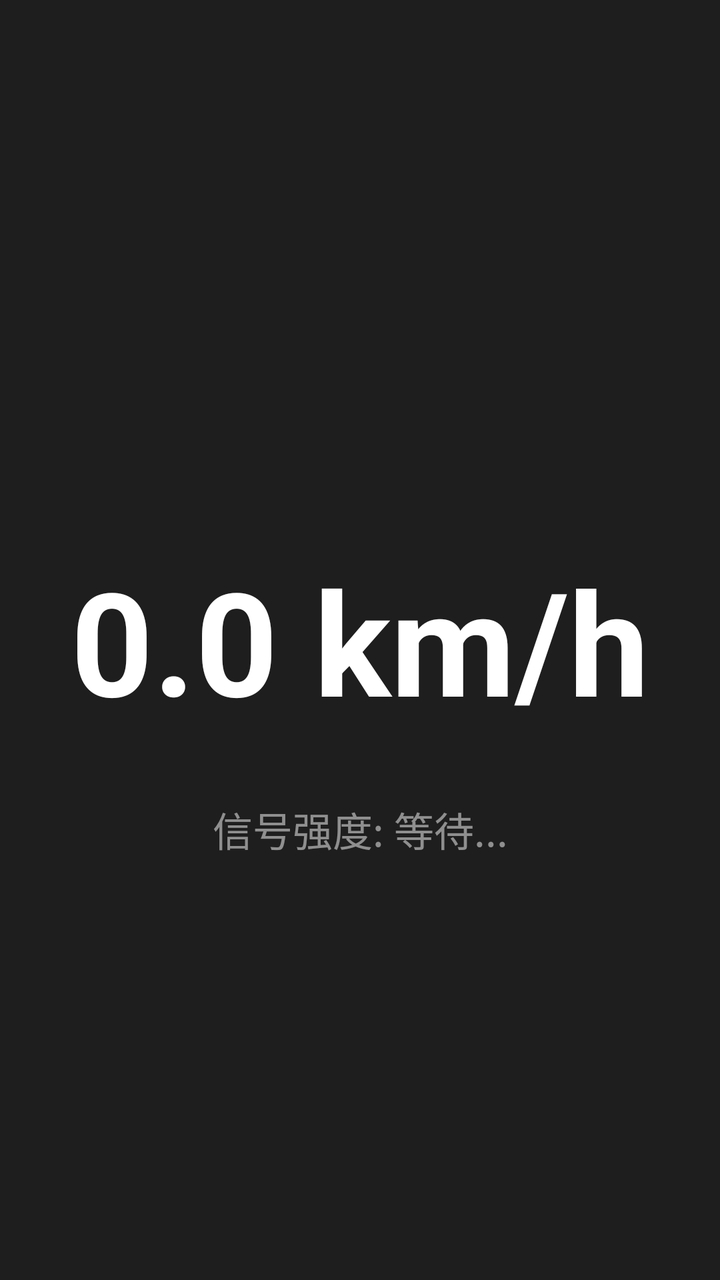
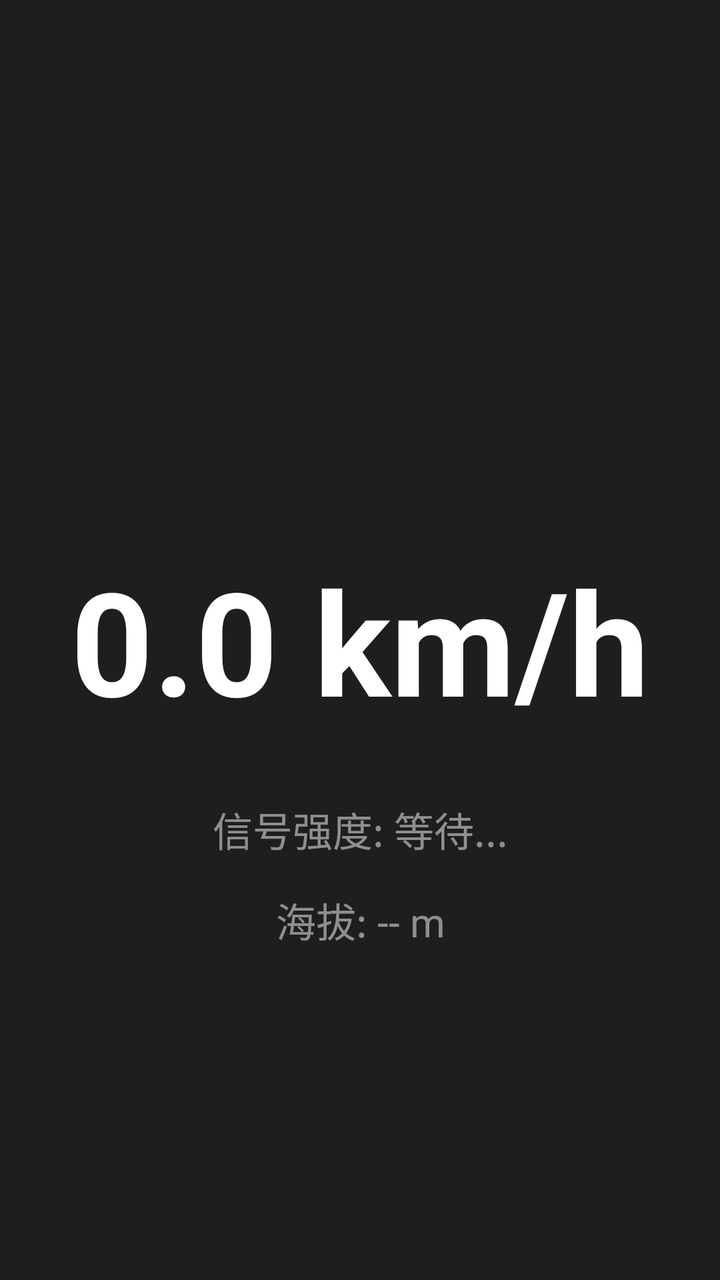

Before-and-after screenshots of an Android layout around one commit, followed by the original layout XML and the change that was made.
<!-- AndroidManifest.xml: application theme Theme.AppCompat.Light.DarkActionBar -->
<!-- res/layout/activity_main.xml -->
<?xml version="1.0" encoding="utf-8"?>

<androidx.constraintlayout.widget.ConstraintLayout
    xmlns:android="http://schemas.android.com/apk/res/android"
    xmlns:app="http://schemas.android.com/apk/res-auto"
    android:layout_width="match_parent"
    android:layout_height="match_parent"
    android:background="#1E1E1E"
    android:padding="24dp">

    <TextView
        android:id="@+id/tvSpeed"
        android:layout_width="wrap_content"
        android:layout_height="wrap_content"
        android:text="0.0 km/h"
        android:textColor="#FFFFFF"
        android:textSize="72sp"
        android:textStyle="bold"
        app:layout_constraintBottom_toBottomOf="parent"
        app:layout_constraintEnd_toEndOf="parent"
        app:layout_constraintStart_toStartOf="parent"
        app:layout_constraintTop_toTopOf="parent"
        app:layout_constraintVertical_chainStyle="packed" />

    <TextView
        android:id="@+id/tvSignal"
        android:layout_width="wrap_content"
        android:layout_height="wrap_content"
        android:layout_marginTop="32dp"
        android:text="信号强度: 等待..."
        android:textColor="#80FFFFFF"
        android:textSize="20sp"
        app:layout_constraintEnd_toEndOf="@id/tvSpeed"
        app:layout_constraintStart_toStartOf="@id/tvSpeed"
        app:layout_constraintTop_toBottomOf="@id/tvSpeed" />

</androidx.constraintlayout.widget.ConstraintLayout>
<!-- resources referenced by this layout -->
<resources>

</resources>

<!-- the commit's change to res/layout/activity_main.xml (unified diff, before → after) -->
@@ -33,5 +33,17 @@
         app:layout_constraintEnd_toEndOf="@id/tvSpeed"
         app:layout_constraintStart_toStartOf="@id/tvSpeed"
         app:layout_constraintTop_toBottomOf="@id/tvSpeed" />
+     
+    <TextView
+        android:id="@+id/tvAltitude"
+        android:layout_width="wrap_content"
+        android:layout_height="wrap_content"
+        android:layout_marginTop="16dp"
+        android:text="海拔: -- m"
+        android:textColor="#80FFFFFF"
+        android:textSize="20sp"
+        app:layout_constraintEnd_toEndOf="@id/tvSignal"
+        app:layout_constraintStart_toStartOf="@id/tvSignal"
+        app:layout_constraintTop_toBottomOf="@id/tvSignal" />
 
 </androidx.constraintlayout.widget.ConstraintLayout>
